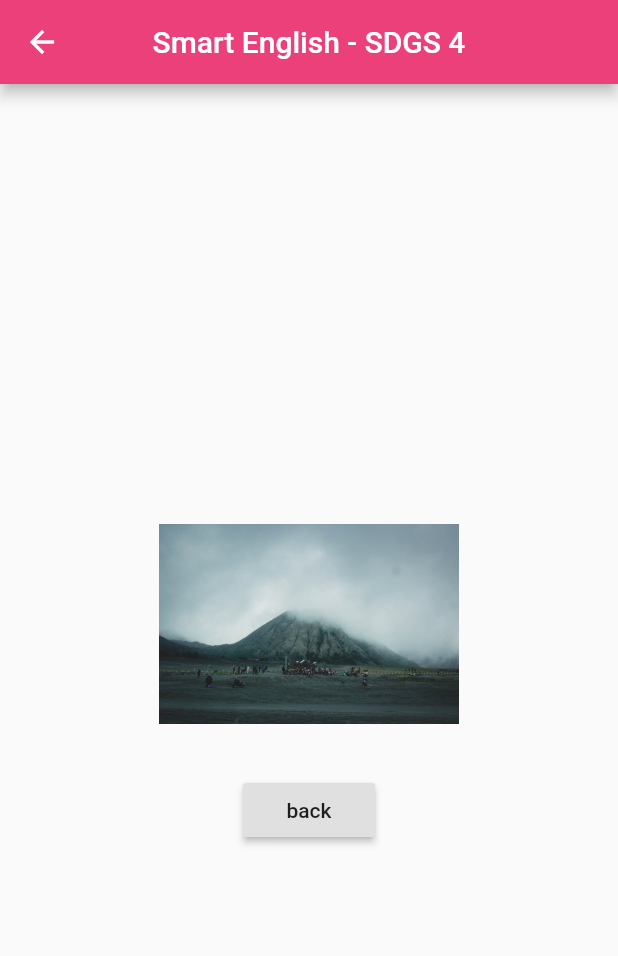
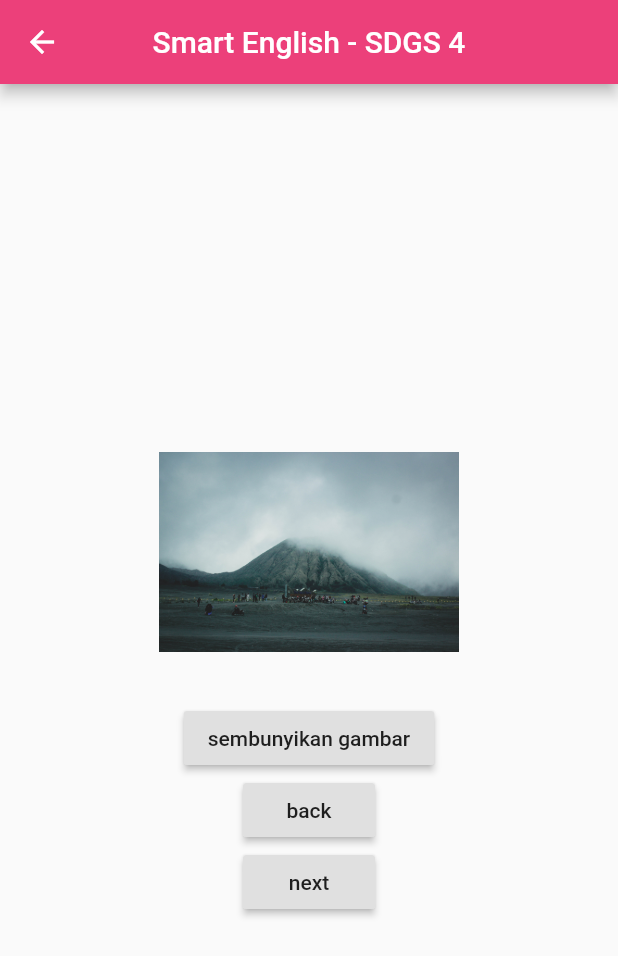
Before and after one commit to Byxbee/kelompok_4, a Flutter app: the screen it shows after launch, after a tap on "Next", on a phone screen of 412 x 824 dp. Shown: the top 956 px of the screen. Run offline on Flutter 3.47's test engine with Material 2 defaults, Android fonts, the phone set to English and light mode, and no system bars.

Commit message:
update folder lib

```diff
--- a/lib/main.dart
+++ b/lib/main.dart
@@ -1,5 +1,7 @@
 import 'package:flutter/material.dart'; // import package
 import 'dart:ui';
+
+import 'package:flutter_app/screen1.dart';
 
 void main() =>
     runApp(MyApp()); // fungsi pertama kali yg dijalankan yg berisi class myApp
@@ -32,53 +34,12 @@ class Page1 extends StatelessWidget {
           child: RaisedButton(
               child: Text('Next'),
               onPressed: () {
-                Navigator.of(context)
-                    .push(MaterialPageRoute(builder: (context) => Page2()));
+                Navigator.of(context).push(
+                  MaterialPageRoute(
+                    builder: (context) => screen1()
+                  ),
+                );
               })),
     );
   }
 }
-
-class Page2 extends StatelessWidget {
-  @override
-  Widget build(BuildContext context) {
-    return Scaffold(
-        appBar: AppBar(
-          title: Text('Smart English - SDGS 4'),
-          backgroundColor: Colors.pink[400],
-          centerTitle: true,
-        ),
-        // body: Center(
-        //     child: RaisedButton(
-        //         child: Text('Back'),
-        //         onPressed: () {
-        //           Navigator.of(context).pop();
-        //         }
-        //     )
-        // ),
-
-        body: Column(
-          mainAxisAlignment: MainAxisAlignment.center,
-          children: [
-            Row(
-              crossAxisAlignment: CrossAxisAlignment.center,
-            ),
-            Image(
-              image: AssetImage('assets/img/bromo.jpg'),
-              width: 200,
-              height: 200,
-            ),
-            RaisedButton(
-              onPressed: () {
-                Navigator.of(context).pop();
-              },
-              child: Text('back'),
-            ),
-          ],
-        ));
-  }
-}
-
-//hallo bang
-
-//halo brou
--- /dev/null
+++ b/lib/screen1.dart
@@ -0,0 +1,71 @@
+
+import 'package:flutter/material.dart';
+import 'package:flutter_app/screen2.dart';
+
+class screen1 extends StatefulWidget {
+  @override
+  _screen1State createState() => _screen1State();
+}
+
+class _screen1State extends State<screen1> {
+
+  var gambar = true;
+
+  @override
+  Widget build(BuildContext context) {
+    return Scaffold(
+        appBar: AppBar(
+          title: Text('Smart English - SDGS 4'),
+          backgroundColor: Colors.pink[400],
+          centerTitle: true,
+        ),
+        // body: Center(
+        //     child: RaisedButton(
+        //         child: Text('Back'),
+        //         onPressed: () {
+        //           Navigator.of(context).pop();
+        //         }
+        //     )
+        // ),
+
+        body: Column(
+          mainAxisAlignment: MainAxisAlignment.center,
+          children: [
+            Row(
+              crossAxisAlignment: CrossAxisAlignment.center,
+            ),
+            if(gambar) Image(
+              image: AssetImage('assets/img/bromo.jpg'),
+              width: 200,
+              height: 200,
+            ),
+            RaisedButton(onPressed: (){
+              setState(() {
+                gambar = !gambar;
+              });
+            },
+              child: Text('sembunyikan gambar'),
+            ),
+            RaisedButton(
+              onPressed: () {
+                Navigator.of(context).pop();
+              },
+              child: Text('back'),
+            ),
+            RaisedButton(
+              onPressed: () {
+                Navigator.of(context).push(
+                  MaterialPageRoute(
+                    builder: (context) => screen2())
+                );
+              },
+              child: Text('next'),
+            ),
+          ],
+        ));
+  }
+}
+
+//hallo bang
+
+//halo brou
```
